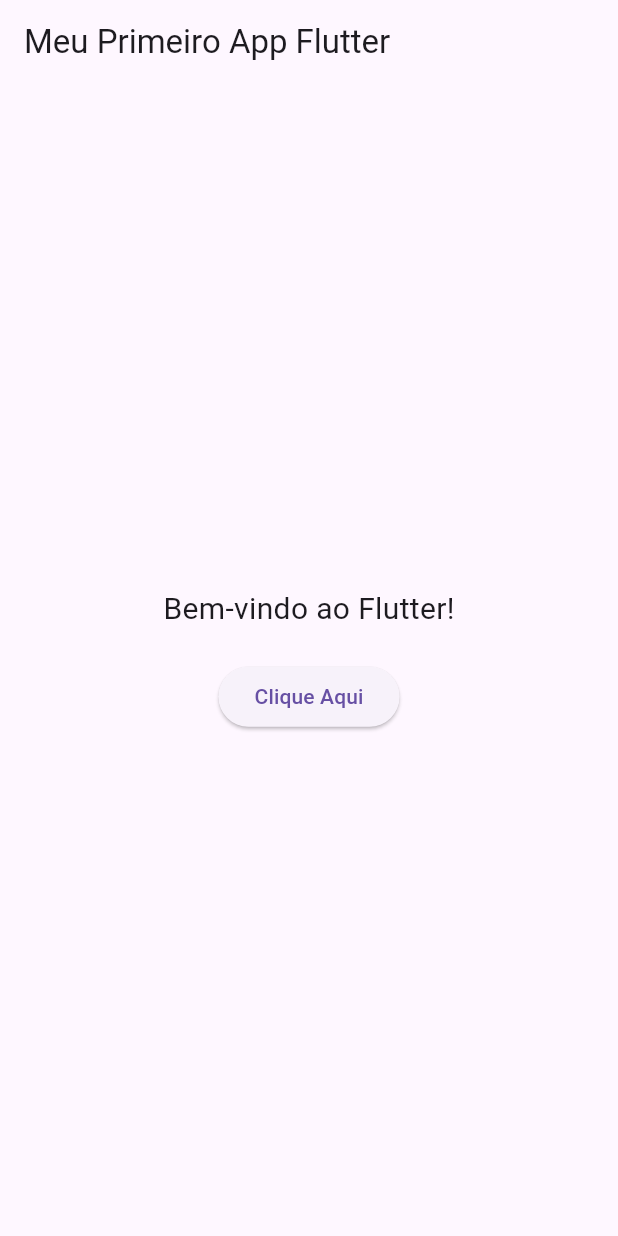
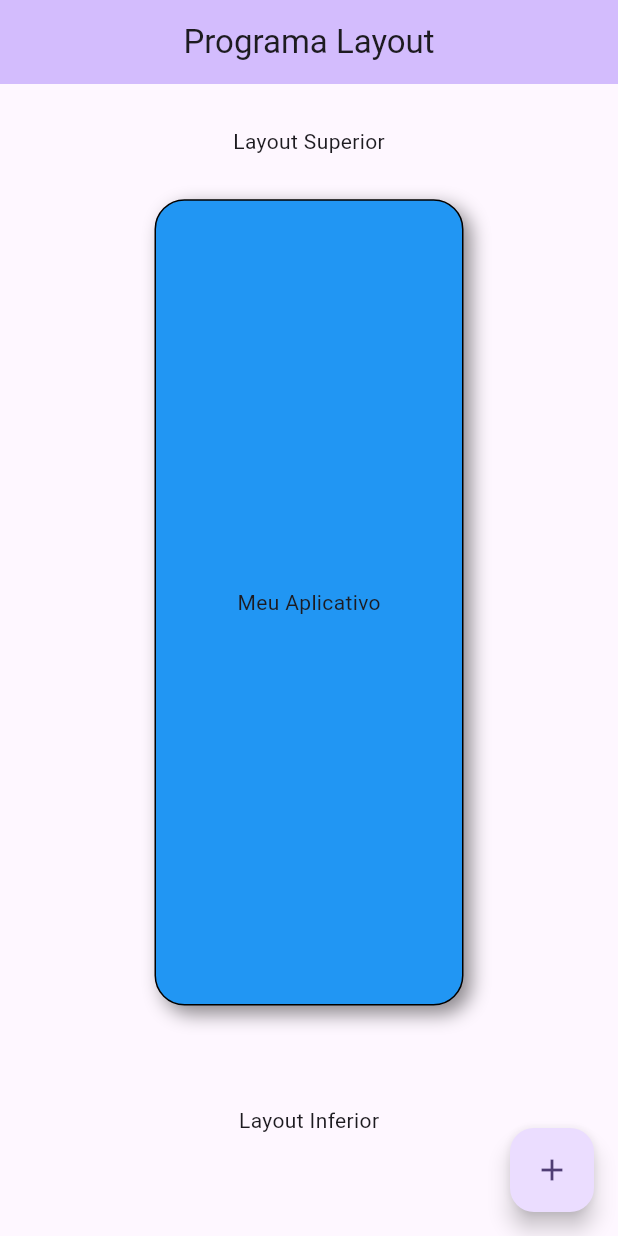
Before and after one commit to Guilherme-77/App-Layout, a Flutter app: the screen it shows after launch, on a phone screen of 412 x 824 dp. Run offline on Flutter 3.47's test engine with Material 3 defaults, Android fonts, the phone set to English and light mode, and no system bars.

Commit message:
Update main.dart

```diff
--- a/lib/main.dart
+++ b/lib/main.dart
@@ -1,35 +1,117 @@
 import 'package:flutter/material.dart';
 
 void main() {
-  runApp(MyApp());
+  runApp(const App());
 }
 
-class MyApp extends StatelessWidget {
+class App extends StatelessWidget {
+  const App({super.key});
+
   @override
   Widget build(BuildContext context) {
     return MaterialApp(
-      home: Scaffold(
+      debugShowCheckedModeBanner: false,
+      title: 'Layout',
+      theme: ThemeData(
+        colorScheme: ColorScheme.fromSeed(seedColor: Colors.deepPurple),
+        useMaterial3: true,
+      ),
+      home: const HomePage(title: 'Programa Layout'),
+    );
+  }
+}
+
+class HomePage extends StatefulWidget {
+  const HomePage({
+    super.key,
+    required this.title,
+  });
+
+  final String title;
+
+  @override
+  State<HomePage> createState() => _HomePageState();
+}
+
+class _HomePageState extends State<HomePage> {
+  @override
+  Widget build(BuildContext context) {
+    return Scaffold(
       appBar: AppBar(
-          title: Text('Meu Primeiro App Flutter'),
+        backgroundColor: Theme.of(context).colorScheme.inversePrimary,
+        title: Text(widget.title),
+        centerTitle: true,
       ),
       body: Center(
         child: Column(
-            mainAxisAlignment: MainAxisAlignment.center,
+          mainAxisAlignment: MainAxisAlignment.spaceEvenly,
           children: [
-              Text(
-                'Bem-vindo ao Flutter!',
-                style: TextStyle(fontSize: 20),
+            Expanded(
+              child: Container(
+                alignment: Alignment.center,
+                // color: Colors.amber,
+                child: const Text('Layout Superior'),
               ),
-              SizedBox(height: 20),
-              ElevatedButton(
-                onPressed: () {
-                  print('Botão clicado!');
-                },
-                child: Text('Clique Aqui'),
+            ),
+            Expanded(
+              flex: 7,
+              child: Row(
+                mainAxisAlignment: MainAxisAlignment.spaceEvenly,
+                children: [
+                  Expanded(
+                    child: Container(
+                        // alignment: Alignment.center,
+                        // color: Colors.red,
+                        // child: const Text('Primeira Coluna'),
+                        ),
+                  ),
+                  Expanded(
+                    flex: 2,
+                    child: Container(
+                      alignment: Alignment.center,
+                      decoration: BoxDecoration(
+                        color: Colors.blue,
+                        borderRadius: BorderRadius.circular(20),
+                        border: Border.all(
+                          color: Colors.black,
+                          width: 1,
+                        ),
+                        boxShadow: const [
+                          BoxShadow(
+                            color: Colors.black45,
+                            blurRadius: 10,
+                            offset: Offset(5, 5),
+                          ),
+                        ],
+                      ),
+                      child: const Text('Meu Aplicativo'),
+                    ),
+                  ),
+                  Expanded(
+                    child: Container(
+                        // alignment: Alignment.center,
+                        // color: Colors.red,
+                        // child: const Text('Terceira Coluna'),
+                        ),
                   ),
                 ],
               ),
             ),
+            Expanded(
+              flex: 2,
+              child: Container(
+                alignment: Alignment.center,
+                //color: Colors.blue,
+                child: const Text('Layout Inferior'),
+              ),
+            ),
+          ],
+        ),
+      ),
+      floatingActionButton: FloatingActionButton(
+        onPressed: () {},
+        tooltip: 'Increment',
+        child: const Icon(Icons.add),
       ),
     );
   }
```
Lines whose indentation alone changed are shown as unchanged.
